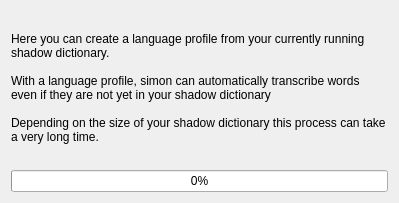
This is simon/src/simonmodelmanagementui/CreateLanguageProfile/languageprofileview.ui in KDE/simon as Qt 5 draws it before an edit. The edited form follows.
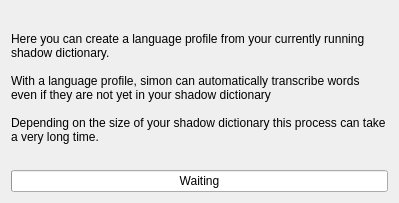
This is the edited form.

```diff
--- a/simon/src/simonmodelmanagementui/CreateLanguageProfile/languageprofileview.ui
+++ b/simon/src/simonmodelmanagementui/CreateLanguageProfile/languageprofileview.ui
@@ -33,6 +33,9 @@
      <property name="value">
       <number>0</number>
      </property>
+     <property name="format">
+      <string>Waiting</string>
+     </property>
     </widget>
    </item>
   </layout>
```
